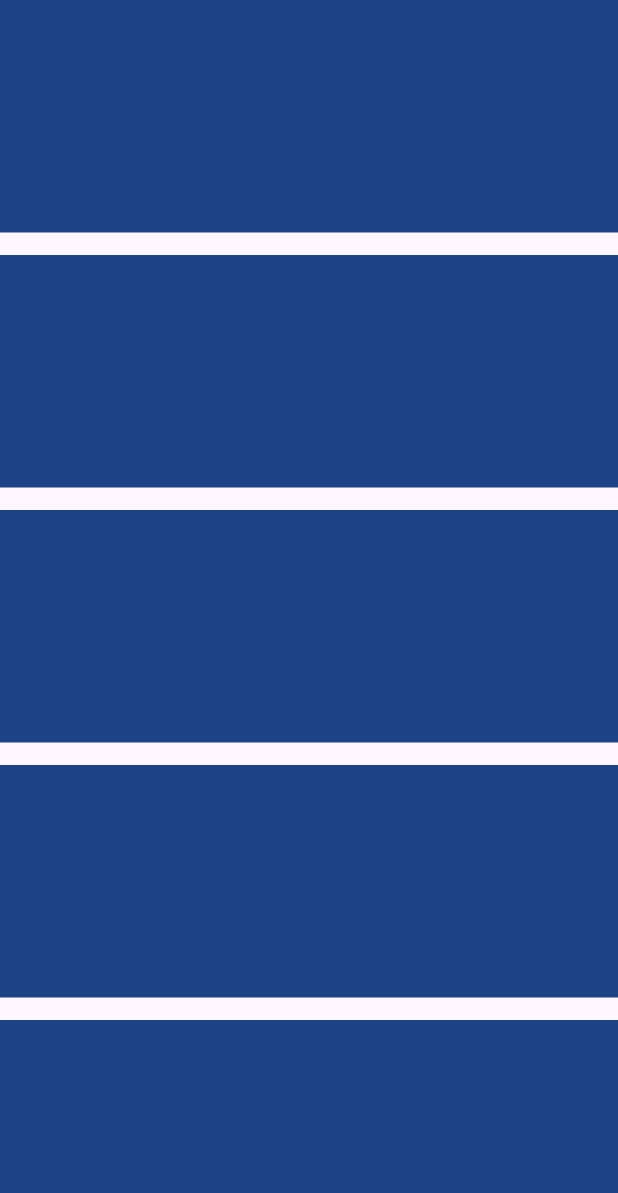
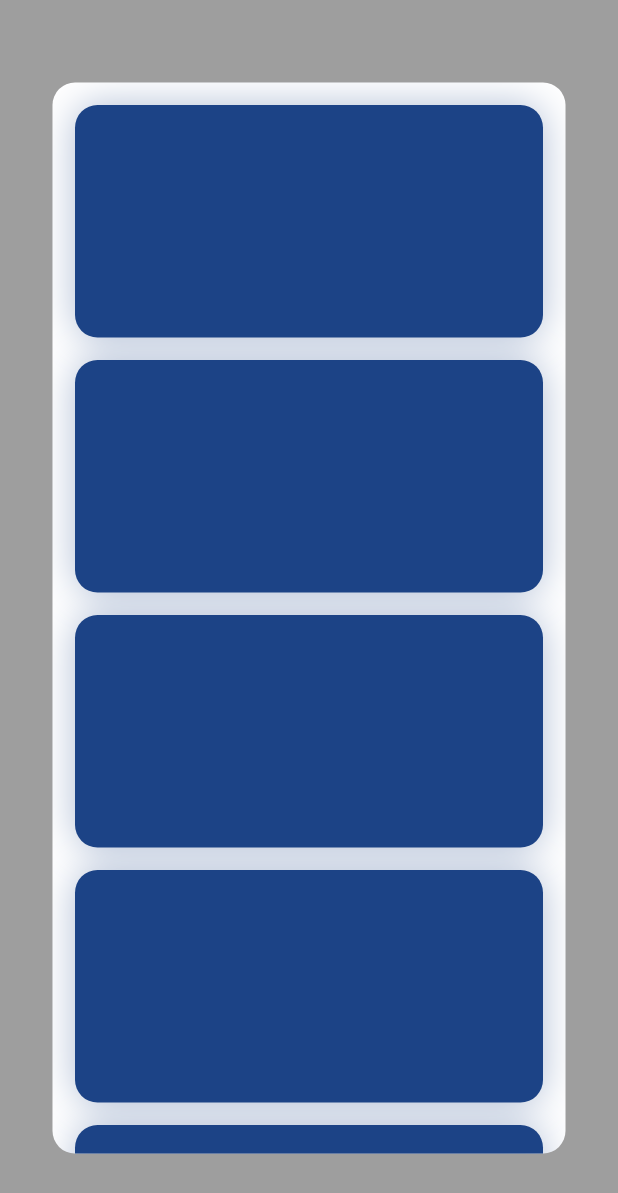
Before and after one commit to DerWolf01/fancy_list_view, a Flutter app: the screen it shows after launch, on a phone screen of 412 x 824 dp. Shown: the top 1193 px of the screen. Run offline on Flutter 3.47's test engine with Material 3 defaults, Android fonts, the light colour scheme and no system bars; missing offline and left inert: advanced_change_notifier.

Commit message:
Snapping items at start works now

```diff
--- a/lib/main.dart
+++ b/lib/main.dart
@@ -73,19 +73,42 @@ class _MyHomePageState extends State<MyHomePage> {
     final FancyListController controller = FancyListController();
 
     return Scaffold(
-      body: Column(children: [
-        FancyListView(
-            controller: controller,
-            clipBehavior: Clip.antiAlias,
-            height: MediaQuery.sizeOf(context).height,
-            itemHeight: 155,
-            children: [1, 2, 3, 4, 5, 7, 8, 9]
-                .map((e) => Container(
-                      color: Color((Random().nextDouble() * 0xFFFFFF).toInt())
-                          .withOpacity(1.0),
-                    ))
-                .toList())
-      ]),
-    );
+        body: Container(
+            clipBehavior: Clip.none,
+            padding: EdgeInsets.all(35),
+            decoration: BoxDecoration(color: Colors.grey, boxShadow: [
+              BoxShadow(
+                  color: Colors.black.withOpacity(0.5),
+                  blurRadius: 10,
+                  spreadRadius: 5)
+            ]),
+            alignment: Alignment.center,
+            child: FancyListView(
+                padding: EdgeInsets.all(15),
+                controller: controller,
+                clipBehavior: Clip.antiAlias,
+                decoration: BoxDecoration(
+                  color: Colors.white,
+                  borderRadius: BorderRadius.circular(15),
+                ),
+                height: MediaQuery.sizeOf(context).height - 110,
+                itemHeight: 155,
+                children: [1, 2, 3, 4, 5, 7, 8, 9].map((e) {
+                  final color =
+                      Color((Random().nextDouble() * 0xFFFFFF).toInt())
+                          .withOpacity(1.0);
+                  return Container(
+                    decoration: BoxDecoration(
+                      borderRadius: BorderRadius.circular(15),
+                      boxShadow: [
+                        BoxShadow(
+                          color: color.withOpacity(0.35),
+                          blurRadius: 21,
+                        )
+                      ],
+                      color: color.withOpacity(1.0),
+                    ),
+                  );
+                }).toList())));
   }
 }
--- a/lib/src/controller/limit/limit_interface.dart
+++ /dev/null
@@ -1,61 +0,0 @@
-import 'package:fancy_list_view/src/controller/fancy_list_controller.dart';
-
-abstract class OverscrollHandler {
-  OverscrollHandler({required this.controller});
-
-  bool isOverscrollingTop = false;
-  bool isOverscrollingBottom = false;
-
-  overscrollingTop() {
-    isOverscrollingTop = true;
-    onOverscrollTopStart();
-  }
-
-  overscrollingBottom() {
-    isOverscrollingBottom = true;
-    onOverscrollBottomStart();
-  }
-
-  overscrollingTopStop() {
-    onOverscrollTopEnd();
-    isOverscrollingTop = false;
-  }
-
-  overscrollingBottomStop() {
-    onOverscrollBottomEnd();
-    isOverscrollingBottom = false;
-  }
-
-  FancyListController controller;
-
-  onOverscrollTopStart();
-  onOverscrollTop(double overscroll);
-  onOverscrollTopEnd();
-
-  onOverscrollBottomStart();
-  onOverscrollBottom(double overscroll);
-  onOverscrollBottomEnd();
-}
-
-class PlainOverscroll extends OverscrollHandler {
-  PlainOverscroll({required super.controller});
-  double change = 0.0;
-
-  @override
-  onOverscrollTop(double overscroll) {}
-
-  @override
-  onOverscrollTopEnd() {}
-
-  @override
-  onOverscrollBottom(double overscroll) {}
-
-  @override
-  onOverscrollBottomEnd() {}
-
-  @override
-  onOverscrollBottomStart() {}
-
-  @override
-  onOverscrollTopStart() {}
-}
--- a/lib/src/fancy_list_item.dart
+++ b/lib/src/fancy_list_item.dart
@@ -27,9 +27,9 @@ class FancyListItem extends StatelessWidget {
       bool? animateOnTrigger})
       : animateOnEnter = animateOnEnter ?? false,
         animateOnTrigger = animateOnTrigger ?? false,
-        changeY = ValueNotifier(initialChangeY ?? 0.0),
         movementHandler = movementHandler ??
             EventMovementHandler(
+                changeY: ValueNotifier(initialChangeY ?? 0.0),
                 onEnter: onEnter,
                 onLeave: onLeave,
                 animateOnEnter: animateOnEnter ?? false,
@@ -67,8 +67,8 @@ class FancyListItem extends StatelessWidget {
   final double listHeight;
   final double height;
 
+
   final FancyListController fancyListController;
-  final ValueNotifier<double> changeY;
   final Color color =
       Color((Random().nextDouble() * 0xFFFFFF).toInt()).withOpacity(1.0);
 
--- a/lib/src/movement_handler/progress_movement_handler.dart
+++ b/lib/src/movement_handler/progress_movement_handler.dart
@@ -9,6 +9,7 @@ class ProgressMovementHandler extends MovementHandler {
       required super.baseY,
       required super.index,
       required super.isLastItem,
+      required super.changeY,
       super.animateOnEnter,
       super.onEnter,
       super.onLeave});
--- a/lib/src/view/fancy_list_view.dart
+++ b/lib/src/view/fancy_list_view.dart
@@ -26,23 +26,28 @@ import 'package:flutter/material.dart';
 class FancyListView extends StatefulWidget {
   FancyListView(
       {required this.children,
-      required this.height,
+      required double height,
       required this.itemHeight,
       FancyListController? controller,
       this.clipBehavior,
       this.decoration,
+      this.padding,
+      SnapType? snapType,
       super.key})
-      : controller = controller ?? FancyListController();
+      : controller = controller ?? FancyListController(),
+        height = ValueNotifier(height),
+        snapType = snapType ?? SnapType.start;
 
   final List<Widget> children;
   final double gap = 15.0;
   final FancyListController controller;
-  final double height;
+  final ValueNotifier<double> height;
   final double itemHeight;
 
   final Clip? clipBehavior;
   final BoxDecoration? decoration;
-
+  final EdgeInsets? padding;
+  final SnapType snapType;
   @override
   State<StatefulWidget> createState() => FancyListViewState();
 }
@@ -51,7 +56,7 @@ class FancyListViewState extends State<FancyListView> {
   List<Widget> get children => widget.children;
   double get gap => widget.gap;
   FancyListController get controller => widget.controller;
-  double get height => widget.height;
+
   double get itemHeight => widget.itemHeight;
 
   Clip? get clipBehavior => widget.clipBehavior;
@@ -59,8 +64,12 @@ class FancyListViewState extends State<FancyListView> {
 
   @override
   Widget build(BuildContext context) {
-    return Container(
-        height: height,
+    return ValueListenableBuilder(
+        valueListenable: widget.height,
+        builder: (context, value, _) => AnimatedContainer(
+            padding: widget.padding,
+            duration: Duration(milliseconds: 301),
+            height: value,
             clipBehavior: clipBehavior ?? Clip.none,
             decoration: decoration ?? const BoxDecoration(),
             child: GestureDetector(
@@ -72,6 +81,8 @@ class FancyListViewState extends State<FancyListView> {
                 onVerticalDragEnd: (details) {
                   controller.endY();
                 },
-            child: FancyListStack(widget)));
+                child: FancyListStack(widget))));
   }
 }
+
+enum SnapType { start, end, none }
--- a/lib/src/view/view_stack.dart
+++ b/lib/src/view/view_stack.dart
@@ -24,7 +24,7 @@ class FancyListStackState extends State<FancyListStack> {
     super.initState();
 
     items = widget.view.controller
-        .onInit(widget.view, widget.key, widget.view.height);
+        .onInit(widget.view, widget.key, widget.view.height.value);
     controller.createOnAddListener(
       (value) async {
         print("new item: $value: {height: ${value?.height}, y: ${value?.y}}");
@@ -49,6 +49,6 @@ class FancyListStackState extends State<FancyListStack> {
   FancyListController get controller => widget.view.controller;
   @override
   Widget build(BuildContext context) {
-    return Stack(children: items!);
+    return Stack(alignment: Alignment.topCenter, children: items!);
   }
 }
```
Also changed, not shown: lib/src/controller/fancy_list_controller.dart (+33 -11 lines), lib/src/movement_handler/event_movement_handler.dart (+22 -0 lines), lib/src/movement_handler/movement_handler.dart (+7 -6 lines). Lines whose indentation alone changed are shown as unchanged.
